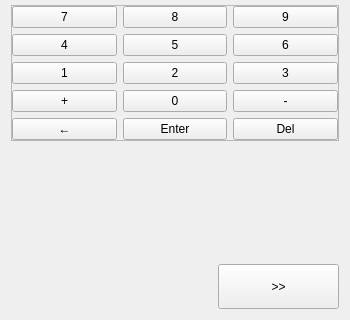
First picture: the form in phx-cnc-ui-mainform/src/forms/CXOperBevelHead.ui, repository superkulpa/phx-cnc-ui, before the edit; both pictures show x 0 to 350 and y 171 to 491 of the 350 by 491 pixel window.
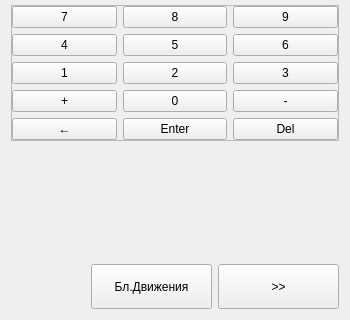
Second picture: the form after the edit. Custom widgets are drawn as their Qt base class.

```diff
--- a/phx-cnc-ui-mainform/src/forms/CXOperBevelHead.ui
+++ b/phx-cnc-ui-mainform/src/forms/CXOperBevelHead.ui
@@ -362,6 +362,25 @@
        </property>
       </spacer>
      </item>
+     <item>
+      <widget class="CXTouchButton" name="bBlockMove">
+       <property name="sizePolicy">
+        <sizepolicy hsizetype="Minimum" vsizetype="Fixed">
+         <horstretch>0</horstretch>
+         <verstretch>0</verstretch>
+        </sizepolicy>
+       </property>
+       <property name="minimumSize">
+        <size>
+         <width>121</width>
+         <height>45</height>
+        </size>
+       </property>
+       <property name="text">
+        <string>Бл.Движения</string>
+       </property>
+      </widget>
+     </item>
      <item>
       <widget class="CXTouchButton" name="nextWindow">
        <property name="minimumSize">
```
Left out of the diff: 11 changed lines with no effect on the pictures.
